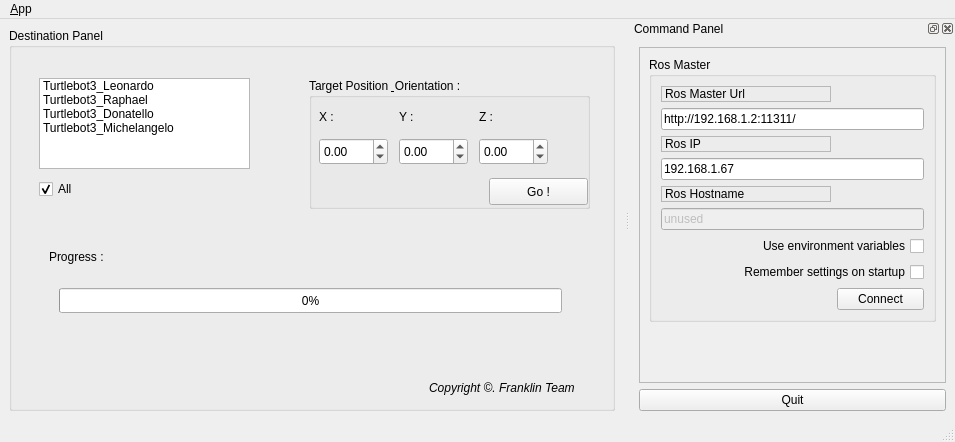
Qt form ui/main_window.ui (Pierre-Mollard/franklin_GUI) before a commit.
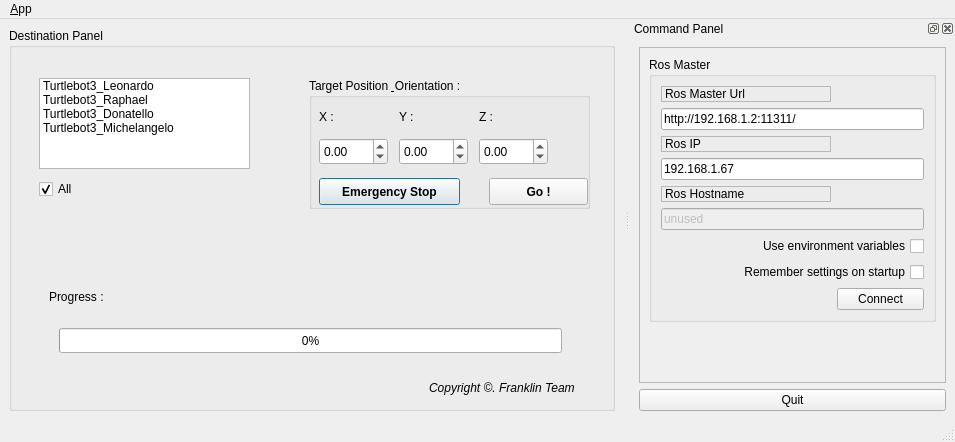
The same form after that commit. Icons and pictures are not drawn.

Patch:
```diff
--- a/ui/main_window.ui
+++ b/ui/main_window.ui
@@ -31,7 +31,7 @@
        <property name="geometry">
         <rect>
          <x>50</x>
-         <y>260</y>
+         <y>300</y>
          <width>503</width>
          <height>25</height>
         </rect>
@@ -157,16 +157,44 @@
           <height>27</height>
          </rect>
         </property>
+        <property name="font">
+         <font>
+          <weight>75</weight>
+          <bold>true</bold>
+         </font>
+        </property>
         <property name="text">
          <string>Go !</string>
         </property>
        </widget>
+       <widget class="QPushButton" name="pushButton_STOP">
+        <property name="geometry">
+         <rect>
+          <x>10</x>
+          <y>100</y>
+          <width>141</width>
+          <height>27</height>
+         </rect>
+        </property>
+        <property name="font">
+         <font>
+          <weight>75</weight>
+          <bold>true</bold>
+         </font>
+        </property>
+        <property name="text">
+         <string>Emergency Stop</string>
+        </property>
+        <property name="default">
+         <bool>true</bool>
+        </property>
+       </widget>
       </widget>
       <widget class="QLabel" name="label_7">
        <property name="geometry">
         <rect>
          <x>40</x>
-         <y>220</y>
+         <y>260</y>
          <width>111</width>
          <height>17</height>
         </rect>
```
